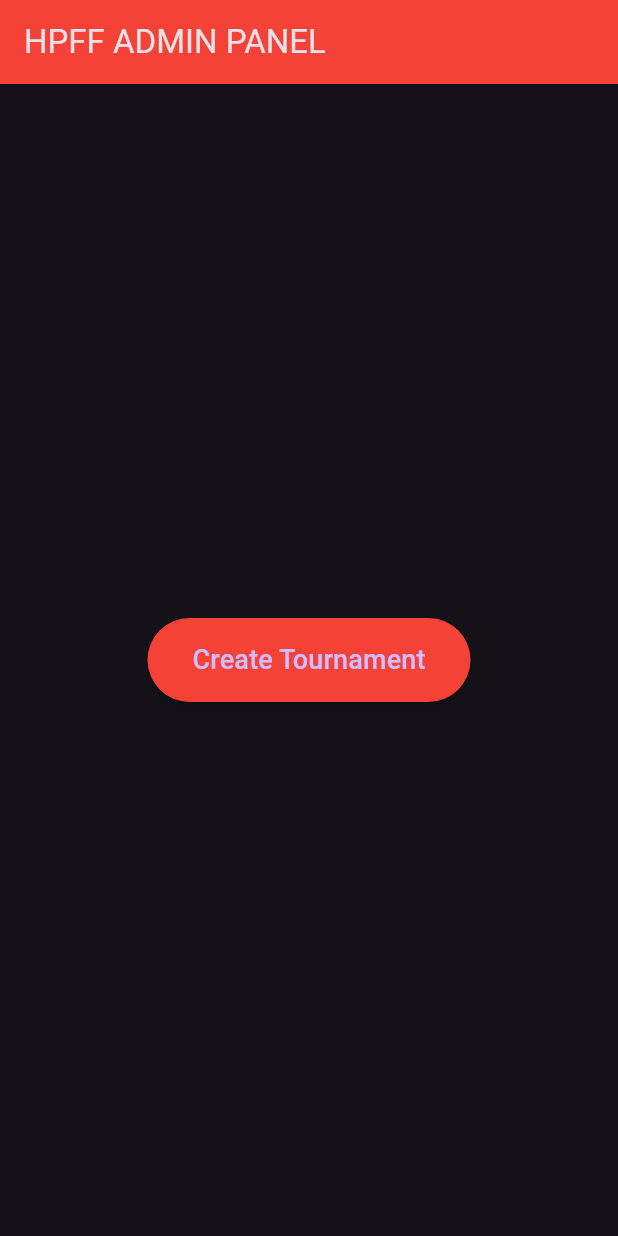
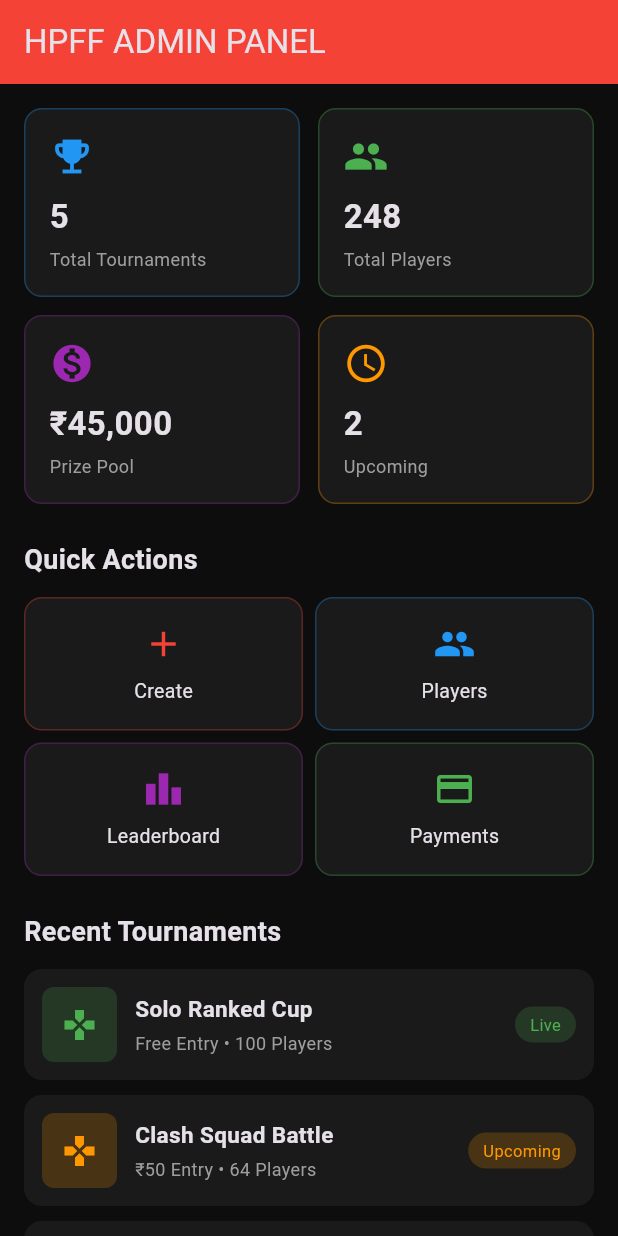
Before and after one commit to hareshkumarpatra87-maker/hpff-admin, a Flutter app: the AdminHomePage screen opened directly, on a phone screen of 412 x 824 dp. Run offline on Flutter 3.47's test engine with Material 3 defaults, Android fonts, the phone set to English and light mode, and no system bars.

Commit message:
Update main.dart

```diff
--- a/lib/main.dart
+++ b/lib/main.dart
@@ -14,6 +14,7 @@ class AdminApp extends StatelessWidget {
       theme: ThemeData(
         primarySwatch: Colors.red,
         brightness: Brightness.dark,
+        scaffoldBackgroundColor: const Color(0xFF0D0D0D),
       ),
       home: const LoginPage(),
     );
@@ -108,20 +109,142 @@ class AdminHomePage extends StatelessWidget {
         title: const Text('HPFF ADMIN PANEL'),
         backgroundColor: Colors.red,
       ),
-      body: Center(
-        child: ElevatedButton(
-          onPressed: () {
-            Navigator.push(
-              context,
-              MaterialPageRoute(builder: (context) => const CreateTournamentPage()),
-            );
-          },
-          style: ElevatedButton.styleFrom(
-            backgroundColor: Colors.red,
-            padding: const EdgeInsets.symmetric(horizontal: 30, vertical: 15),
+      body: SingleChildScrollView(
+        padding: const EdgeInsets.all(16),
+        child: Column(
+          crossAxisAlignment: CrossAxisAlignment.start,
+          children: [
+            // Dashboard Cards
+            Row(
+              children: [
+                Expanded(child: _buildStatCard('Total Tournaments', '5', Icons.emoji_events, Colors.blue)),
+                const SizedBox(width: 12),
+                Expanded(child: _buildStatCard('Total Players', '248', Icons.people, Colors.green)),
+              ],
+            ),
+            const SizedBox(height: 12),
+            Row(
+              children: [
+                Expanded(child: _buildStatCard('Prize Pool', '₹45,000', Icons.monetization_on, Colors.purple)),
+                const SizedBox(width: 12),
+                Expanded(child: _buildStatCard('Upcoming', '2', Icons.schedule, Colors.orange)),
+              ],
+            ),
+            const SizedBox(height: 24),
+            const Text('Quick Actions', style: TextStyle(fontSize: 18, fontWeight: FontWeight.bold)),
+            const SizedBox(height: 12),
+            Row(
+              children: [
+                Expanded(child: _buildActionButton(context, 'Create', Icons.add, Colors.red, const CreateTournamentPage())),
+                const SizedBox(width: 8),
+                Expanded(child: _buildActionButton(context, 'Players', Icons.people, Colors.blue, null)),
+              ],
+            ),
+            const SizedBox(height: 8),
+            Row(
+              children: [
+                Expanded(child: _buildActionButton(context, 'Leaderboard', Icons.leaderboard, Colors.purple, null)),
+                const SizedBox(width: 8),
+                Expanded(child: _buildActionButton(context, 'Payments', Icons.payment, Colors.green, null)),
+              ],
+            ),
+            const SizedBox(height: 24),
+            const Text('Recent Tournaments', style: TextStyle(fontSize: 18, fontWeight: FontWeight.bold)),
+            const SizedBox(height: 12),
+            _buildTournamentTile('Solo Ranked Cup', 'Free Entry • 100 Players', 'Live', Colors.green),
+            _buildTournamentTile('Clash Squad Battle', '₹50 Entry • 64 Players', 'Upcoming', Colors.orange),
+            _buildTournamentTile('Headshot King', 'Free Entry • 128 Players', 'Finished', Colors.grey),
+          ],
+        ),
+      ),
+    );
+  }
+
+  Widget _buildStatCard(String title, String value, IconData icon, Color color) {
+    return Container(
+      padding: const EdgeInsets.all(16),
+      decoration: BoxDecoration(
+        color: const Color(0xFF1A1A1A),
+        borderRadius: BorderRadius.circular(12),
+        border: Border.all(color: color.withOpacity(0.3)),
+      ),
+      child: Column(
+        crossAxisAlignment: CrossAxisAlignment.start,
+        children: [
+          Icon(icon, color: color, size: 30),
+          const SizedBox(height: 10),
+          Text(value, style: const TextStyle(fontSize: 22, fontWeight: FontWeight.bold)),
+          const SizedBox(height: 4),
+          Text(title, style: const TextStyle(fontSize: 12, color: Colors.grey)),
+        ],
+      ),
+    );
+  }
+
+  Widget _buildActionButton(BuildContext context, String label, IconData icon, Color color, Widget? page) {
+    return GestureDetector(
+      onTap: () {
+        if (page != null) {
+          Navigator.push(context, MaterialPageRoute(builder: (context) => page));
+        }
+      },
+      child: Container(
+        padding: const EdgeInsets.symmetric(vertical: 16),
+        decoration: BoxDecoration(
+          color: const Color(0xFF1A1A1A),
+          borderRadius: BorderRadius.circular(12),
+          border: Border.all(color: color.withOpacity(0.3)),
+        ),
+        child: Column(
+          children: [
+            Icon(icon, color: color, size: 28),
+            const SizedBox(height: 8),
+            Text(label, style: const TextStyle(fontSize: 13)),
+          ],
+        ),
+      ),
+    );
+  }
+
+  Widget _buildTournamentTile(String name, String subtitle, String status, Color statusColor) {
+    return Container(
+      margin: const EdgeInsets.only(bottom: 10),
+      padding: const EdgeInsets.all(12),
+      decoration: BoxDecoration(
+        color: const Color(0xFF1A1A1A),
+        borderRadius: BorderRadius.circular(12),
+      ),
+      child: Row(
+        children: [
+          Container(
+            width: 50,
+            height: 50,
+            decoration: BoxDecoration(
+              color: statusColor.withOpacity(0.2),
+              borderRadius: BorderRadius.circular(8),
+            ),
+            child: Icon(Icons.gamepad, color: statusColor),
           ),
-          child: const Text('Create Tournament', style: TextStyle(fontSize: 18)),
-        ),
+          const SizedBox(width: 12),
+          Expanded(
+            child: Column(
+              crossAxisAlignment: CrossAxisAlignment.start,
+              children: [
+                Text(name, style: const TextStyle(fontWeight: FontWeight.bold, fontSize: 15)),
+                const SizedBox(height: 4),
+                Text(subtitle, style: const TextStyle(fontSize: 12, color: Colors.grey)),
+              ],
+            ),
+          ),
+          Container(
+            padding: const EdgeInsets.symmetric(horizontal: 10, vertical: 4),
+            decoration: BoxDecoration(
+              color: statusColor.withOpacity(0.2),
+              borderRadius: BorderRadius.circular(20),
+            ),
+            child: Text(status, style: TextStyle(fontSize: 11, color: statusColor)),
+          ),
+        ],
       ),
     );
   }
```
